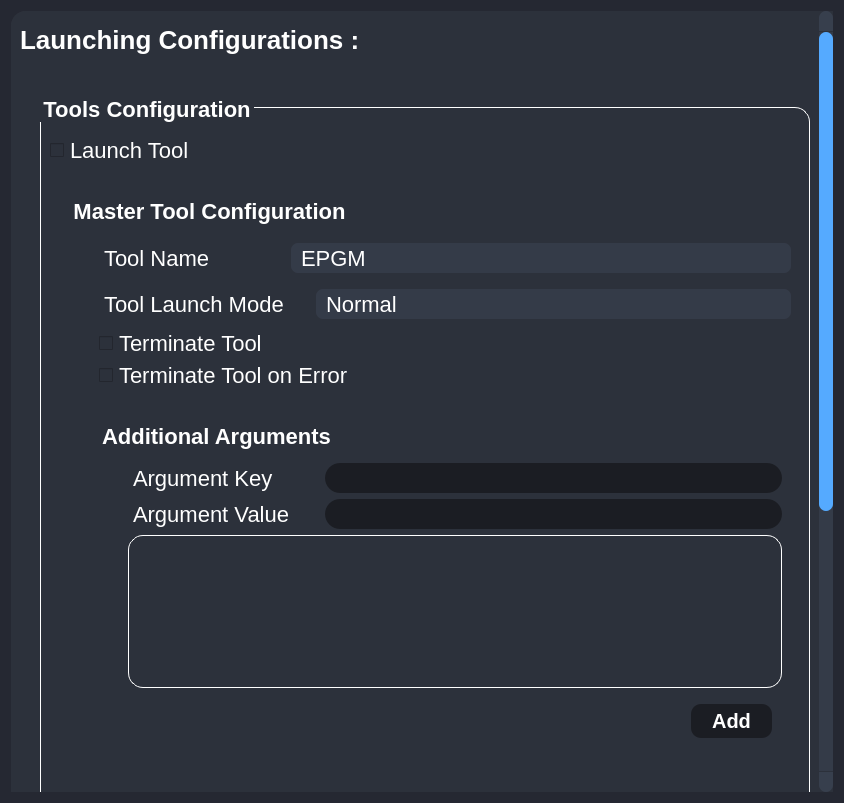
Above: UiFiles/LaunchingConfig.ui from bassant-hisham/Anomalies-Tracker-Siemens-Academy before the change. Below: the same form after it.
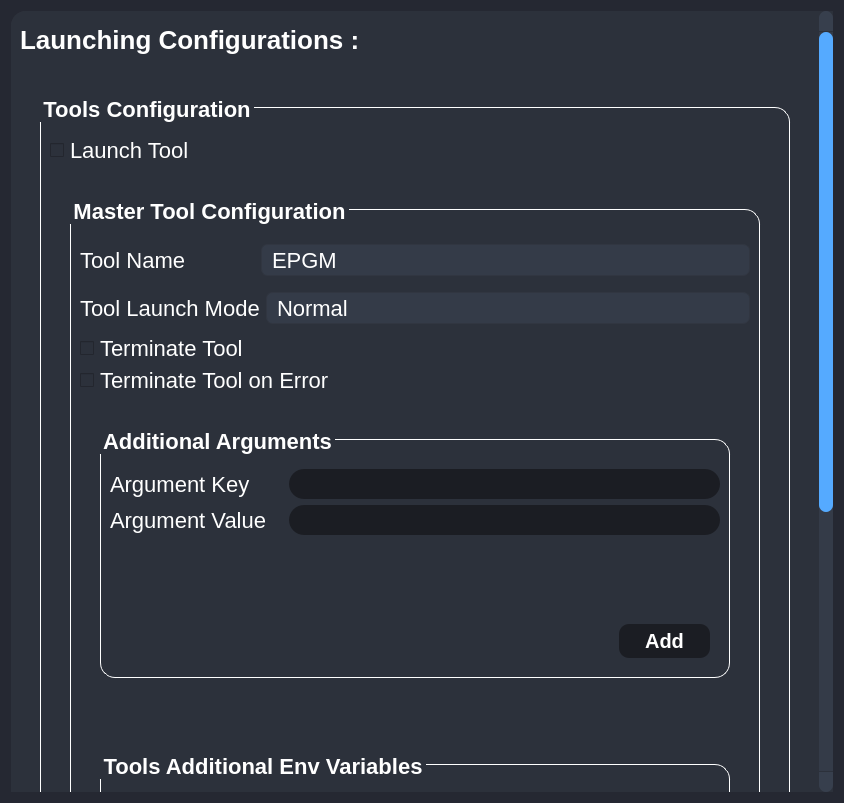
That is the form after the change. Icons and pictures are not drawn.

```diff
--- a/UiFiles/LaunchingConfig.ui
+++ b/UiFiles/LaunchingConfig.ui
@@ -194,6 +194,8 @@
 QGroupBox{
 	margin-top: 40px;
 margin-left:20px;
+	margin-bottom: 40px;
+margin-right:20px;
 	background-color: transparent;
     border: 1px solid rgb(255, 255, 255);
 	padding-top: 20px;
@@ -350,9 +352,9 @@
       <property name="geometry">
        <rect>
         <x>0</x>
-        <y>0</y>
+        <y>-494</y>
         <width>808</width>
-        <height>1277</height>
+        <height>1275</height>
        </rect>
       </property>
       <layout class="QVBoxLayout" name="verticalLayout_3">
@@ -455,8 +457,7 @@
             <item row="1" column="0">
              <widget class="QGroupBox" name="MasterToolGroupBox">
               <property name="styleSheet">
-               <string notr="true">border:none;
-margin-left:20px;</string>
+               <string notr="true"/>
               </property>
               <property name="title">
                <string>Master Tool Configuration</string>
@@ -486,7 +487,7 @@
                   <item row="5" column="0">
                    <widget class="QTextBrowser" name="ToolAdditionalEnvValues">
                     <property name="styleSheet">
-                     <string notr="true">border:1px solid white;
+                     <string notr="true">border:none;
 </string>
                     </property>
                    </widget>
@@ -773,7 +774,7 @@
                   <item row="3" column="0">
                    <widget class="QTextBrowser" name="AdditionalArg">
                     <property name="styleSheet">
-                     <string notr="true">border:1px solid white;
+                     <string notr="true">border:none;
 </string>
                     </property>
                    </widget>
```
